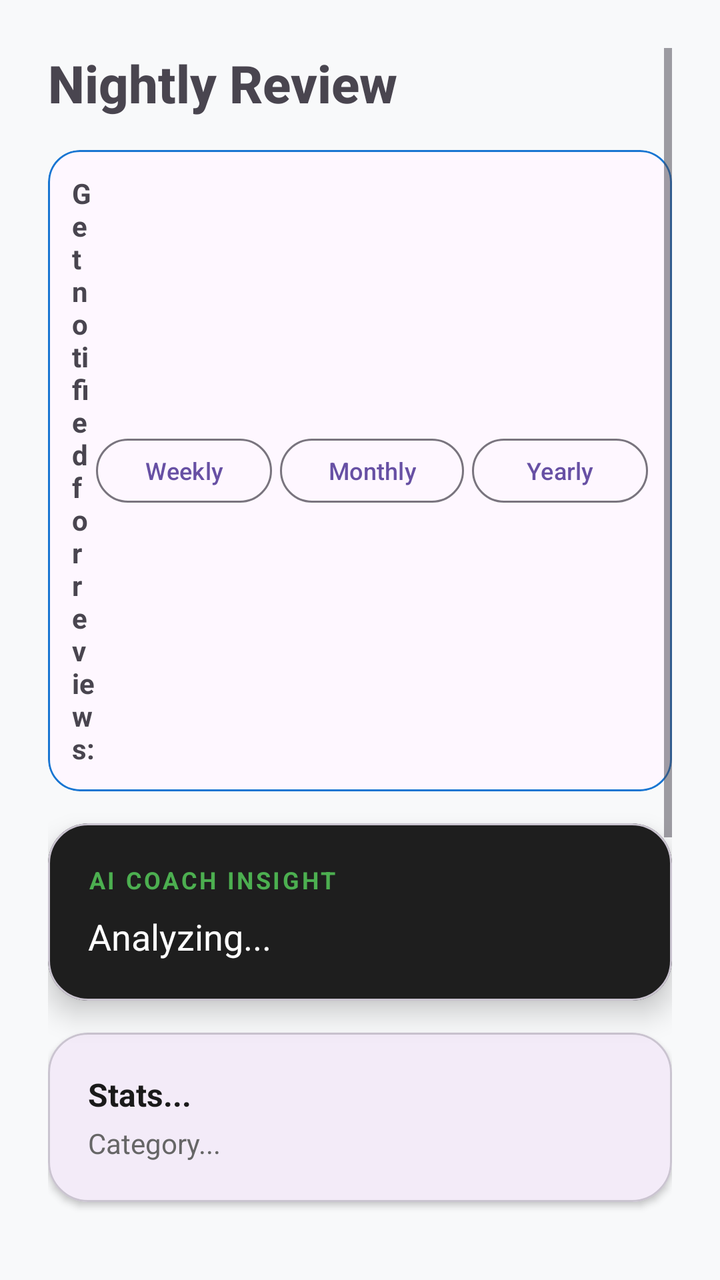
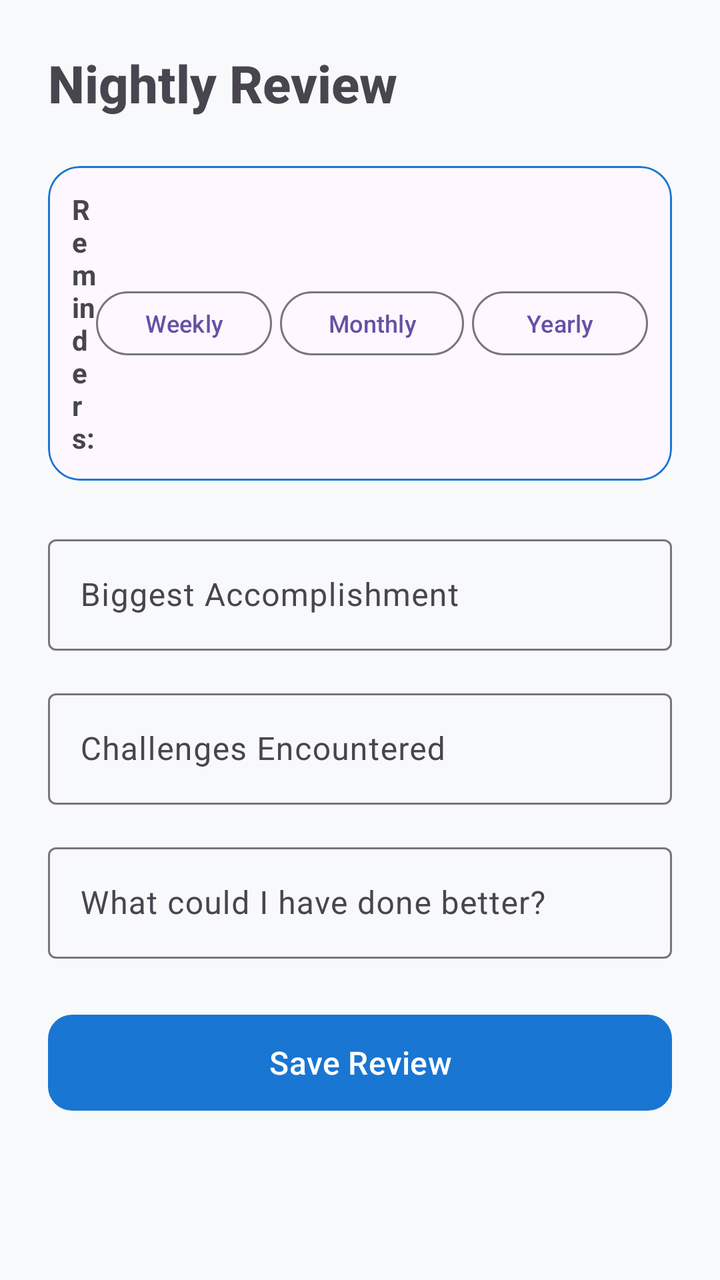

The first picture is an Android layout as it rendered before a commit; the second is the same layout after the commit. The layout source and the unified diff follow.
<!-- AndroidManifest.xml: application theme Theme.Material3.DayNight.NoActionBar -->
<!-- res/layout/fragment_review.xml -->
<?xml version="1.0" encoding="utf-8"?>
<ScrollView xmlns:android="http://schemas.android.com/apk/res/android"
    xmlns:app="http://schemas.android.com/apk/res-auto"
    android:layout_width="match_parent" android:layout_height="match_parent" android:background="#F8F9FA" android:padding="24dp">
    <LinearLayout android:layout_width="match_parent" android:layout_height="wrap_content" android:orientation="vertical">
        <TextView android:layout_width="wrap_content" android:layout_height="wrap_content" android:text="Nightly Review" android:textSize="26sp" android:fontFamily="sans-serif-medium" android:textStyle="bold" android:layout_marginBottom="16dp" />
        
        
        <com.google.android.material.card.MaterialCardView android:layout_width="match_parent" android:layout_height="wrap_content" app:cardCornerRadius="16dp" app:cardElevation="0dp" app:strokeColor="#1976D2" app:strokeWidth="1dp" android:layout_marginBottom="16dp">
            <LinearLayout android:layout_width="match_parent" android:layout_height="wrap_content" android:orientation="horizontal" android:padding="12dp" android:gravity="center_vertical">
                <TextView android:layout_width="0dp" android:layout_height="wrap_content" android:layout_weight="1" android:text="Get notified for reviews:" android:textSize="14sp" android:textStyle="bold"/>
                <com.google.android.material.button.MaterialButton android:id="@+id/btnWeeklyRem" style="?attr/materialButtonOutlinedStyle" android:layout_width="wrap_content" android:layout_height="40dp" android:text="Weekly" android:textSize="12sp" android:layout_marginEnd="4dp"/>
                <com.google.android.material.button.MaterialButton android:id="@+id/btnMonthlyRem" style="?attr/materialButtonOutlinedStyle" android:layout_width="wrap_content" android:layout_height="40dp" android:text="Monthly" android:textSize="12sp" android:layout_marginEnd="4dp"/>
                <com.google.android.material.button.MaterialButton android:id="@+id/btnYearlyRem" style="?attr/materialButtonOutlinedStyle" android:layout_width="wrap_content" android:layout_height="40dp" android:text="Yearly" android:textSize="12sp"/>
            </LinearLayout>
        </com.google.android.material.card.MaterialCardView>

        <com.google.android.material.card.MaterialCardView android:layout_width="match_parent" android:layout_height="wrap_content" app:cardCornerRadius="20dp" app:cardBackgroundColor="#1E1E1E" app:cardElevation="8dp" android:layout_marginBottom="16dp">
            <LinearLayout android:layout_width="match_parent" android:layout_height="wrap_content" android:orientation="vertical" android:padding="20dp">
                <TextView android:layout_width="wrap_content" android:layout_height="wrap_content" android:text="AI COACH INSIGHT" android:textColor="#4CAF50" android:textSize="12sp" android:textStyle="bold" android:letterSpacing="0.1"/>
                <TextView android:id="@+id/tvAiJudgment" android:layout_width="wrap_content" android:layout_height="wrap_content" android:text="Analyzing..." android:textColor="#FFFFFF" android:textSize="18sp" android:lineSpacingExtra="4dp" android:layout_marginTop="8dp"/>
            </LinearLayout>
        </com.google.android.material.card.MaterialCardView>

        <com.google.android.material.card.MaterialCardView android:layout_width="match_parent" android:layout_height="wrap_content" app:cardCornerRadius="20dp" app:cardElevation="2dp" android:layout_marginBottom="24dp">
            <LinearLayout android:layout_width="match_parent" android:layout_height="wrap_content" android:orientation="vertical" android:padding="20dp">
                <TextView android:id="@+id/tvCoachSummary" android:layout_width="wrap_content" android:layout_height="wrap_content" android:text="Stats..." android:textColor="#1A1A1A" android:textSize="16sp" android:textStyle="bold" />
                <TextView android:id="@+id/tvCoachCategory" android:layout_width="wrap_content" android:layout_height="wrap_content" android:text="Category..." android:textColor="#666666" android:textSize="14sp" android:layout_marginTop="4dp"/>
            </LinearLayout>
        </com.google.android.material.card.MaterialCardView>

        <TextView android:layout_width="wrap_content" android:layout_height="wrap_content" android:text="Reflect &amp; Improve" android:textSize="18sp" android:textStyle="bold" android:layout_marginBottom="16dp"/>

        <com.google.android.material.textfield.TextInputLayout style="@style/Widget.Material3.TextInputLayout.OutlinedBox" android:layout_width="match_parent" android:layout_height="wrap_content" android:hint="Biggest Accomplishment" android:layout_marginBottom="16dp">
            <com.google.android.material.textfield.TextInputEditText android:id="@+id/etAccomplishment" android:layout_width="match_parent" android:layout_height="wrap_content" android:inputType="textMultiLine" />
        </com.google.android.material.textfield.TextInputLayout>
        <com.google.android.material.textfield.TextInputLayout style="@style/Widget.Material3.TextInputLayout.OutlinedBox" android:layout_width="match_parent" android:layout_height="wrap_content" android:hint="Challenges Encountered" android:layout_marginBottom="16dp">
            <com.google.android.material.textfield.TextInputEditText android:id="@+id/etChallenges" android:layout_width="match_parent" android:layout_height="wrap_content" android:inputType="textMultiLine" />
        </com.google.android.material.textfield.TextInputLayout>
        <com.google.android.material.textfield.TextInputLayout style="@style/Widget.Material3.TextInputLayout.OutlinedBox" android:layout_width="match_parent" android:layout_height="wrap_content" android:hint="What could I have done better?" android:layout_marginBottom="24dp">
            <com.google.android.material.textfield.TextInputEditText android:id="@+id/etImprove" android:layout_width="match_parent" android:layout_height="wrap_content" android:inputType="textMultiLine" />
        </com.google.android.material.textfield.TextInputLayout>

        <com.google.android.material.button.MaterialButton android:id="@+id/btnSaveReview" android:layout_width="match_parent" android:layout_height="56dp" android:text="Save Review" android:textSize="16sp" app:cornerRadius="12dp" app:backgroundTint="#1976D2" />
    </LinearLayout>
</ScrollView>
<!-- resources referenced by this layout -->
<resources>

</resources>

<!-- the commit's change to res/layout/fragment_review.xml (unified diff, before → after) -->
@@ -3,40 +3,27 @@
     xmlns:app="http://schemas.android.com/apk/res-auto"
     android:layout_width="match_parent" android:layout_height="match_parent" android:background="#F8F9FA" android:padding="24dp">
     <LinearLayout android:layout_width="match_parent" android:layout_height="wrap_content" android:orientation="vertical">
-        <TextView android:layout_width="wrap_content" android:layout_height="wrap_content" android:text="Nightly Review" android:textSize="26sp" android:fontFamily="sans-serif-medium" android:textStyle="bold" android:layout_marginBottom="16dp" />
+        
+        <TextView android:layout_width="wrap_content" android:layout_height="wrap_content" android:text="Nightly Review" android:textSize="26sp" android:fontFamily="sans-serif-medium" android:textStyle="bold" android:layout_marginBottom="24dp" />
         
         
-        <com.google.android.material.card.MaterialCardView android:layout_width="match_parent" android:layout_height="wrap_content" app:cardCornerRadius="16dp" app:cardElevation="0dp" app:strokeColor="#1976D2" app:strokeWidth="1dp" android:layout_marginBottom="16dp">
+        <com.google.android.material.card.MaterialCardView android:layout_width="match_parent" android:layout_height="wrap_content" app:cardCornerRadius="16dp" app:cardElevation="0dp" app:strokeColor="#1976D2" app:strokeWidth="1dp" android:layout_marginBottom="24dp">
             <LinearLayout android:layout_width="match_parent" android:layout_height="wrap_content" android:orientation="horizontal" android:padding="12dp" android:gravity="center_vertical">
-                <TextView android:layout_width="0dp" android:layout_height="wrap_content" android:layout_weight="1" android:text="Get notified for reviews:" android:textSize="14sp" android:textStyle="bold"/>
+                <TextView android:layout_width="0dp" android:layout_height="wrap_content" android:layout_weight="1" android:text="Reminders:" android:textSize="14sp" android:textStyle="bold"/>
                 <com.google.android.material.button.MaterialButton android:id="@+id/btnWeeklyRem" style="?attr/materialButtonOutlinedStyle" android:layout_width="wrap_content" android:layout_height="40dp" android:text="Weekly" android:textSize="12sp" android:layout_marginEnd="4dp"/>
                 <com.google.android.material.button.MaterialButton android:id="@+id/btnMonthlyRem" style="?attr/materialButtonOutlinedStyle" android:layout_width="wrap_content" android:layout_height="40dp" android:text="Monthly" android:textSize="12sp" android:layout_marginEnd="4dp"/>
                 <com.google.android.material.button.MaterialButton android:id="@+id/btnYearlyRem" style="?attr/materialButtonOutlinedStyle" android:layout_width="wrap_content" android:layout_height="40dp" android:text="Yearly" android:textSize="12sp"/>
             </LinearLayout>
         </com.google.android.material.card.MaterialCardView>
 
-        <com.google.android.material.card.MaterialCardView android:layout_width="match_parent" android:layout_height="wrap_content" app:cardCornerRadius="20dp" app:cardBackgroundColor="#1E1E1E" app:cardElevation="8dp" android:layout_marginBottom="16dp">
-            <LinearLayout android:layout_width="match_parent" android:layout_height="wrap_content" android:orientation="vertical" android:padding="20dp">
-                <TextView android:layout_width="wrap_content" android:layout_height="wrap_content" android:text="AI COACH INSIGHT" android:textColor="#4CAF50" android:textSize="12sp" android:textStyle="bold" android:letterSpacing="0.1"/>
-                <TextView android:id="@+id/tvAiJudgment" android:layout_width="wrap_content" android:layout_height="wrap_content" android:text="Analyzing..." android:textColor="#FFFFFF" android:textSize="18sp" android:lineSpacingExtra="4dp" android:layout_marginTop="8dp"/>
-            </LinearLayout>
-        </com.google.android.material.card.MaterialCardView>
-
-        <com.google.android.material.card.MaterialCardView android:layout_width="match_parent" android:layout_height="wrap_content" app:cardCornerRadius="20dp" app:cardElevation="2dp" android:layout_marginBottom="24dp">
-            <LinearLayout android:layout_width="match_parent" android:layout_height="wrap_content" android:orientation="vertical" android:padding="20dp">
-                <TextView android:id="@+id/tvCoachSummary" android:layout_width="wrap_content" android:layout_height="wrap_content" android:text="Stats..." android:textColor="#1A1A1A" android:textSize="16sp" android:textStyle="bold" />
-                <TextView android:id="@+id/tvCoachCategory" android:layout_width="wrap_content" android:layout_height="wrap_content" android:text="Category..." android:textColor="#666666" android:textSize="14sp" android:layout_marginTop="4dp"/>
-            </LinearLayout>
-        </com.google.android.material.card.MaterialCardView>
-
-        <TextView android:layout_width="wrap_content" android:layout_height="wrap_content" android:text="Reflect &amp; Improve" android:textSize="18sp" android:textStyle="bold" android:layout_marginBottom="16dp"/>
-
         <com.google.android.material.textfield.TextInputLayout style="@style/Widget.Material3.TextInputLayout.OutlinedBox" android:layout_width="match_parent" android:layout_height="wrap_content" android:hint="Biggest Accomplishment" android:layout_marginBottom="16dp">
             <com.google.android.material.textfield.TextInputEditText android:id="@+id/etAccomplishment" android:layout_width="match_parent" android:layout_height="wrap_content" android:inputType="textMultiLine" />
         </com.google.android.material.textfield.TextInputLayout>
+        
         <com.google.android.material.textfield.TextInputLayout style="@style/Widget.Material3.TextInputLayout.OutlinedBox" android:layout_width="match_parent" android:layout_height="wrap_content" android:hint="Challenges Encountered" android:layout_marginBottom="16dp">
             <com.google.android.material.textfield.TextInputEditText android:id="@+id/etChallenges" android:layout_width="match_parent" android:layout_height="wrap_content" android:inputType="textMultiLine" />
         </com.google.android.material.textfield.TextInputLayout>
+        
         <com.google.android.material.textfield.TextInputLayout style="@style/Widget.Material3.TextInputLayout.OutlinedBox" android:layout_width="match_parent" android:layout_height="wrap_content" android:hint="What could I have done better?" android:layout_marginBottom="24dp">
             <com.google.android.material.textfield.TextInputEditText android:id="@+id/etImprove" android:layout_width="match_parent" android:layout_height="wrap_content" android:inputType="textMultiLine" />
         </com.google.android.material.textfield.TextInputLayout>
